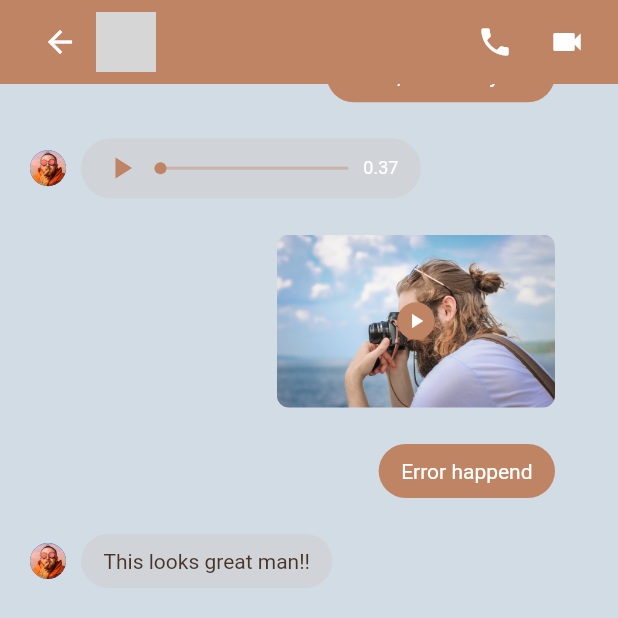
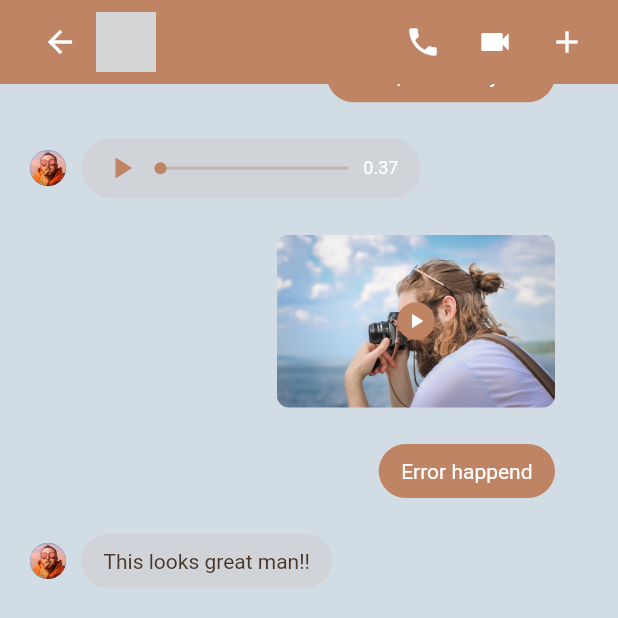
Before and after one commit to zahradjan/chat-application, a Flutter app: the MessagesScreen screen opened directly with empty values, on a phone screen of 412 x 824 dp, the top half of it. Run offline on Flutter 3.47's test engine with Material 2 defaults, Android fonts, the light colour scheme and no system bars; our stand-ins replace google_fonts, loggy; missing offline and left inert: flutter_loggy; grey boxes are pictures that could not be loaded.

Commit message:
Add icon added

```diff
--- a/lib/messages/message_screen.dart
+++ b/lib/messages/message_screen.dart
@@ -41,7 +41,7 @@ class _MessagesScreenState extends State<MessagesScreen> {
               Text(
                 chatData.time,
                 style: TextStyle(fontSize: 12),
-              )
+              ),
             ],
           )
         ],
@@ -55,6 +55,10 @@ class _MessagesScreenState extends State<MessagesScreen> {
           icon: Icon(Icons.videocam),
           onPressed: () {},
         ),
+        IconButton(
+          icon: Icon(Icons.add),
+          onPressed: () {},
+        ),
         SizedBox(width: DefaultPadding / 2),
       ],
     );
```
Also changed, not shown: lib/screens/group_chat_screen.dart (added).
